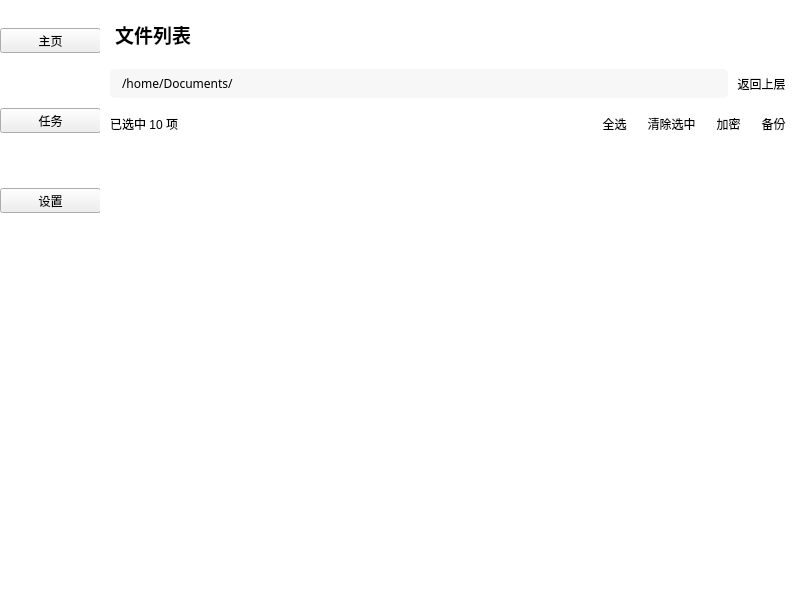
The window that mainwindow.ui (KKKirino/Backup-My-Files-Qt5) describes before a commit, drawn with Qt 5.
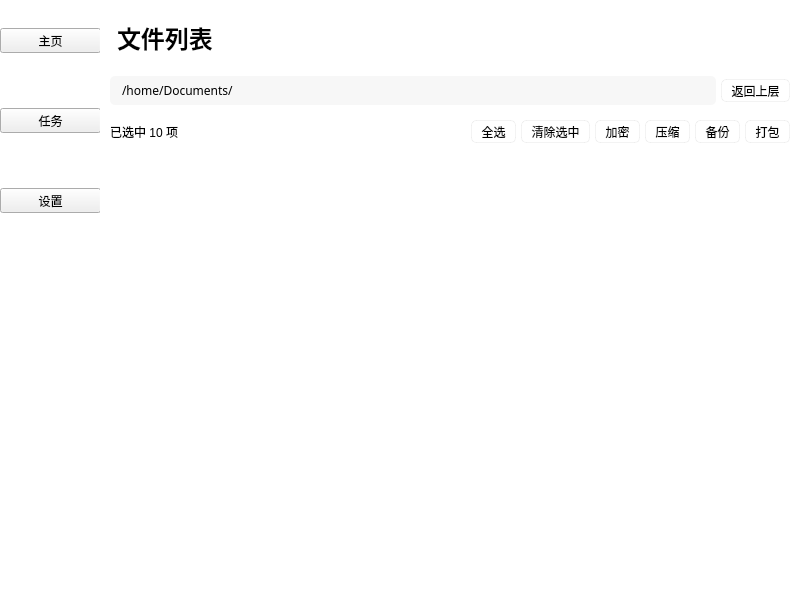
The same window after the commit. Icons and pictures are not drawn.

Commit message: feat: 完成打包和备份功能

Patch:
```diff
--- a/mainwindow.ui
+++ b/mainwindow.ui
@@ -271,6 +271,7 @@
 .QWidget #title {
 	margin: 10px 0;
 	font-weight: bold;
+	font-size: 24px;
 }
 
 .QWidget QLineEdit {
@@ -302,12 +303,37 @@
 }
 
 QPushButton, QToolButton {
-	background-color: rgba(255, 255, 255, 0);
-	border: 0;
+	background-color: rgba(255, 255, 255);
+	border: 1px solid rgba(0, 0, 0, 0.05);
+	border-radius: 5px;
+	padding: 0 5px;
+	font-size: 12px;
 }
 
 QToolButton:hover {
-	color: blue;
+	background-color: rgba(0, 0, 0, 0.05);
+}
+
+#file_list_item {
+	border: 1px solid #eee;
+	border-radius: 5px;
+}
+
+#file_list_item:hover {
+	background: rgb(236, 236, 236);
+}
+
+#file_item_icon {
+	margin: 10px;
+}
+
+#file_name {
+	font-size: 14px;
+}
+
+QCheckBox {
+	margin-left: 10px;
+	padding-left: 10px;
 }</string>
        </property>
        <layout class="QVBoxLayout" name="page">
@@ -336,7 +362,7 @@
             <property name="font">
              <font>
               <family>微软雅黑</family>
-              <pointsize>14</pointsize>
+              <pointsize>-1</pointsize>
               <weight>75</weight>
               <bold>true</bold>
              </font>
@@ -415,7 +441,7 @@
             </property>
             <layout class="QHBoxLayout" name="horizontalLayout_2">
              <property name="spacing">
-              <number>12</number>
+              <number>5</number>
              </property>
              <property name="leftMargin">
               <number>0</number>
@@ -457,53 +483,47 @@
               </widget>
              </item>
              <item>
-              <widget class="QToolButton" name="toolButton_4">
+              <widget class="QToolButton" name="unselect_all_btn">
                <property name="text">
                 <string>清除选中</string>
                </property>
               </widget>
              </item>
              <item>
-              <widget class="QToolButton" name="toolButton_3">
+              <widget class="QToolButton" name="encrypt_btn">
                <property name="text">
                 <string>加密</string>
                </property>
               </widget>
              </item>
              <item>
-              <widget class="QToolButton" name="toolButton_2">
+              <widget class="QToolButton" name="zip_btn">
+               <property name="text">
+                <string>压缩</string>
+               </property>
+              </widget>
+             </item>
+             <item>
+              <widget class="QToolButton" name="backup_btn">
                <property name="text">
                 <string>备份</string>
                </property>
               </widget>
              </item>
+             <item>
+              <widget class="QToolButton" name="pack_btn">
+               <property name="text">
+                <string>打包</string>
+               </property>
+              </widget>
+             </item>
             </layout>
            </widget>
           </item>
           <item>
            <widget class="QScrollArea" name="file_list">
             <property name="styleSheet">
-             <string notr="true">#file_list_item {
-	border: 1px solid #eee;
-	border-radius: 5px;
-}
-
-#file_list_item:hover {
-	background: rgb(236, 236, 236);
-}
-
-#file_item_icon {
-	margin: 10px;
-}
-
-#file_name {
-	font-size: 20px;
-}
-
-QCheckBox {
-	margin-left: 10px;
-	padding-left: 10px;
-}</string>
+             <string notr="true"/>
             </property>
             <property name="widgetResizable">
              <bool>true</bool>
@@ -514,7 +534,7 @@
                <x>0</x>
                <y>0</y>
                <width>678</width>
-               <height>410</height>
+               <height>400</height>
               </rect>
              </property>
              <property name="sizePolicy">
```
Left out of the diff: 4 changed lines with no effect on the pictures. The commit also changes 24 other files.
